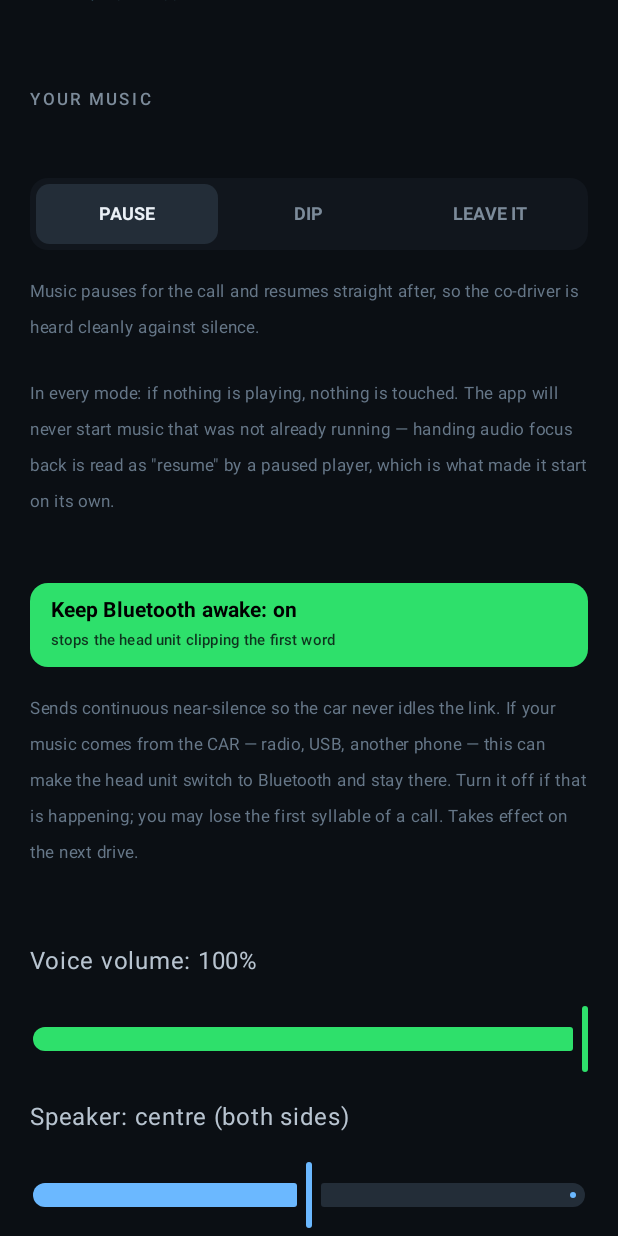
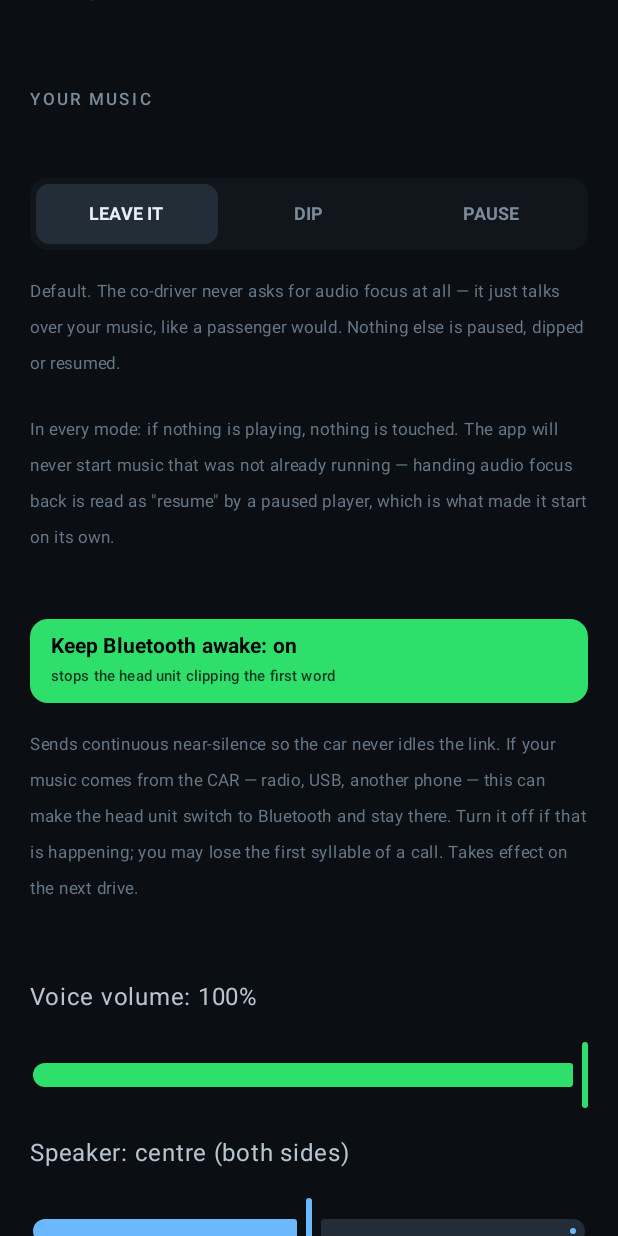
Before and after one commit to thelordsnoopy/rally-copilot, an Android app built with Jetpack Compose: the SettingsScreen screen opened through its navigation route, scrolled down 1153 dp, on a phone screen of 412 x 824 dp. Run offline under Robolectric (Android 15) with nearby library versions, the phone set to English and light mode, and no system bars.

Commit message:
v0.15.2: unstick the updater; talk over the music, never touch it
STUCK ON "CHECKING…". The check fires in onCreate, so on a phone that has just
rebooted it runs while the network stack is still coming up. HttpURLConnection's
connect and read timeouts do NOT bound DNS resolution, so the lookup can sit far
past the 8 s the socket was given — and while it does, updateChecking stays true.
The button renders "CHECKING…" from that flag alone AND disables itself on it, so
there was no way back. Force-stopping did not help because the hang reproduces on
the very next launch, and the in-flight guard swallowed every retry.

Four fixes, because one was not enough for something that can lock the only route
to a new version:
  - a hard 15 s ceiling on the whole check, so it always returns an answer
  - no launch check at all when there is no network yet, rather than one that hangs
  - a MANUAL check always runs, ignoring the in-flight guard
  - the button is never disabled by "checking" alone, only by an active download
Plus a rate-limited re-check when the app returns to the foreground, so a check
skipped at boot is picked up later without anyone pressing anything.

MUSIC: LEAVE IT ALONE, now the default. No focus request, no pause, no dip - the
co-driver talks over the stereo the way a passenger does. This app has spent four
versions pausing, ducking, and at one point STARTING music that was never playing;
the honest fix is to stop touching other people's audio at all. DIP and PAUSE
remain in Settings for anyone who wants them.

103 core tests.

Co-Authored-By: Claude Fable 5 <noreply@anthropic.com>

```diff
--- a/app/build.gradle.kts
+++ b/app/build.gradle.kts
@@ -12,8 +12,8 @@ android {
         applicationId = "com.rallycopilot.app"
         minSdk = 26
         targetSdk = 34
-        versionCode = 31
-        versionName = "0.15.1"
+        versionCode = 32
+        versionName = "0.15.2"
     }
 
     buildTypes {
--- a/app/src/main/AndroidManifest.xml
+++ b/app/src/main/AndroidManifest.xml
@@ -2,6 +2,7 @@
 <manifest xmlns:android="http://schemas.android.com/apk/res/android">
 
     <uses-permission android:name="android.permission.INTERNET" />
+    <uses-permission android:name="android.permission.ACCESS_NETWORK_STATE" />
     <uses-permission android:name="android.permission.REQUEST_INSTALL_PACKAGES" />
     <uses-permission android:name="android.permission.ACCESS_FINE_LOCATION" />
     <uses-permission android:name="android.permission.ACCESS_COARSE_LOCATION" />
--- a/app/src/main/kotlin/com/rallycopilot/app/MainActivity.kt
+++ b/app/src/main/kotlin/com/rallycopilot/app/MainActivity.kt
@@ -121,13 +121,38 @@ class MainActivity : ComponentActivity() {
      * [manual] checks report their outcome; the silent check at launch does not,
      * because "couldn't reach GitHub" is not worth interrupting a drive over.
      */
+    /** Is there a network at all? Right after a reboot, often not yet. */
+    private fun hasNetwork(): Boolean = runCatching {
+        val cm = getSystemService(android.net.ConnectivityManager::class.java)
+        val caps = cm.getNetworkCapabilities(cm.activeNetwork ?: return false)
+        caps != null && caps.hasCapability(android.net.NetworkCapabilities.NET_CAPABILITY_INTERNET)
+    }.getOrDefault(false)
+
     fun checkForUpdates(manual: Boolean = false) {
-        if (updateChecking.value) return
+        // A MANUAL check always runs, even if one is supposedly already in flight.
+        // The in-flight guard plus a request that never returns is what made this
+        // button a dead control: it renders "CHECKING…", disables itself, and every
+        // retry is swallowed by the guard — surviving a force-stop, because the
+        // hang reproduces on the very next launch.
+        if (updateChecking.value && !manual) return
+        // A launch check with no network must not raise the flag at all: the button
+        // renders "CHECKING…" and disables itself from that flag alone, so anything
+        // that leaves it set turns the updater into a dead control.
+        if (!manual && !hasNetwork()) return
         updateChecking.value = true
         if (manual) updateStatus.value = "checking…"
         lifecycleScope.launch {
             try {
-                when (val result = com.rallycopilot.app.update.Updater.checkNow(BuildConfig.VERSION_NAME)) {
+                // HARD ceiling on the whole check. HttpURLConnection's connect and
+                // read timeouts do NOT bound DNS resolution, and a phone that has
+                // just rebooted — network still negotiating — can sit in the lookup
+                // far longer than the 8 s the socket was given. That is how the
+                // button ended up stuck on "CHECKING…" after a restart, with no way
+                // back short of force-quitting the app.
+                val result = kotlinx.coroutines.withTimeoutOrNull(15_000) {
+                    com.rallycopilot.app.update.Updater.checkNow(BuildConfig.VERSION_NAME)
+                } ?: com.rallycopilot.app.update.Updater.Result.Failed("timed out")
+                when (result) {
                     is com.rallycopilot.app.update.Updater.Result.Update -> {
                         updateFound.value = result.release
                         // Already fetched on an earlier run? Go straight to install.
@@ -269,7 +294,19 @@ class MainActivity : ComponentActivity() {
                 bound = true
             }
         }
+        // Try again on the way back in. The check at launch is skipped when there is
+        // no network yet — which is the norm on a phone that has only just booted —
+        // so without this, an update could sit unnoticed until someone thought to
+        // press the button. Rate-limited so it is not run on every screen change.
+        if (updateFound.value == null && updateReady.value == null &&
+            System.currentTimeMillis() - lastUpdateCheckMs > 30 * 60_000
+        ) {
+            lastUpdateCheckMs = System.currentTimeMillis()
+            checkForUpdates()
+        }
     }
+
+    private var lastUpdateCheckMs = 0L
 
     fun startDrive(wet: Boolean, calibration: Boolean, demo: Boolean = false, condAuto: Boolean = false) {
         // The Settings "Test connection" link MUST be closed before the drive opens
@@ -674,7 +711,9 @@ fun SettingsScreen(activity: MainActivity) {
                     else -> activity.checkForUpdates(manual = true)
                 }
             },
-            enabled = !checking && !downloading,
+            // Never disabled by `checking` alone — a check that never comes back
+            // must still be retryable without force-quitting the app.
+            enabled = !downloading,
             modifier = Modifier.fillMaxWidth().height(52.dp),
             shape = RoundedCornerShape(12.dp),
             colors = ButtonDefaults.buttonColors(
@@ -868,9 +907,9 @@ fun SettingsScreen(activity: MainActivity) {
         Text("YOUR MUSIC", color = Color(0xFF7C8B9A), fontSize = 11.sp,
             letterSpacing = 2.sp, fontWeight = FontWeight.SemiBold)
         Spacer(Modifier.height(8.dp))
-        var focusMode by remember { mutableStateOf(db.kvGet("audio_focus") ?: "pause") }
+        var focusMode by remember { mutableStateOf(db.kvGet("audio_focus") ?: "none") }
         Row(Modifier.fillMaxWidth().background(Color(0xFF11161D), RoundedCornerShape(12.dp)).padding(4.dp)) {
-            for ((key, label) in listOf("pause" to "PAUSE", "duck" to "DIP", "none" to "LEAVE IT")) {
+            for ((key, label) in listOf("none" to "LEAVE IT", "duck" to "DIP", "pause" to "PAUSE")) {
                 val sel = focusMode == key
                 Button(
                     onClick = { focusMode = key; db.kvPut("audio_focus", key) },
@@ -887,11 +926,11 @@ fun SettingsScreen(activity: MainActivity) {
         }
         Text(
             when (focusMode) {
-                "pause" -> "Music pauses for the call and resumes straight after, so the " +
-                    "co-driver is heard cleanly against silence."
-                "duck" -> "Music dips and the co-driver talks over the top of it."
-                else -> "The co-driver never asks for audio focus at all. Notes mix over " +
-                    "whatever is playing, and nothing else is touched."
+                "pause" -> "Music pauses for the call and resumes straight after."
+                "duck" -> "Music dips while the co-driver talks over the top of it."
+                else -> "Default. The co-driver never asks for audio focus at all — it " +
+                    "just talks over your music, like a passenger would. Nothing else " +
+                    "is paused, dipped or resumed."
             },
             color = Color(0xFF667788), fontSize = 11.sp,
         )
--- a/app/src/main/kotlin/com/rallycopilot/app/drive/DriveService.kt
+++ b/app/src/main/kotlin/com/rallycopilot/app/drive/DriveService.kt
@@ -370,9 +370,9 @@ class DriveService : Service() {
         voice.muted = false // a "quiet" from last drive must not silence this one
         // Focus is taken per utterance from here on, never held across the drive.
         voice.focusMode = when (db.kvGet("audio_focus")) {
-            "none" -> VoicePack.FocusMode.NONE
             "duck" -> VoicePack.FocusMode.DUCK
-            else -> VoicePack.FocusMode.PAUSE
+            "pause" -> VoicePack.FocusMode.PAUSE
+            else -> VoicePack.FocusMode.NONE
         }
         if (db.kvGet("bt_keepalive") != "off") voice.startKeepAlive()
         if (isDemo) startDemo(map) else {
```
Also changed, not shown: app/src/main/kotlin/com/rallycopilot/app/audio/VoicePack.kt (+13 -6 lines).
